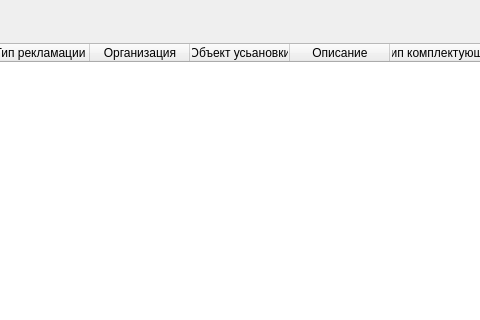
First picture: the form in Remont/claimwindow.ui, repository AlexeyScherbakov2021/Remont2, before the edit; both pictures show x 322 to 802 and y 0 to 320 of the 909 by 549 pixel window.
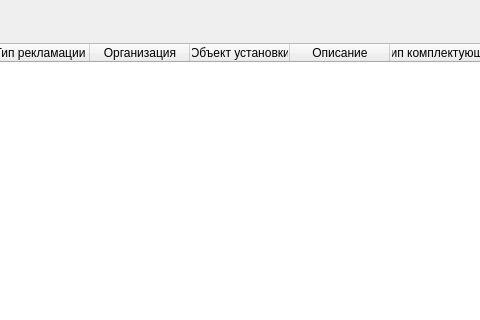
Second picture: the form after the edit. Icons and pictures are not drawn.

```diff
--- a/Remont/claimwindow.ui
+++ b/Remont/claimwindow.ui
@@ -104,7 +104,7 @@
      </column>
      <column>
       <property name="text">
-       <string>Объект усьановки</string>
+       <string>Объект установки</string>
       </property>
      </column>
      <column>
```
